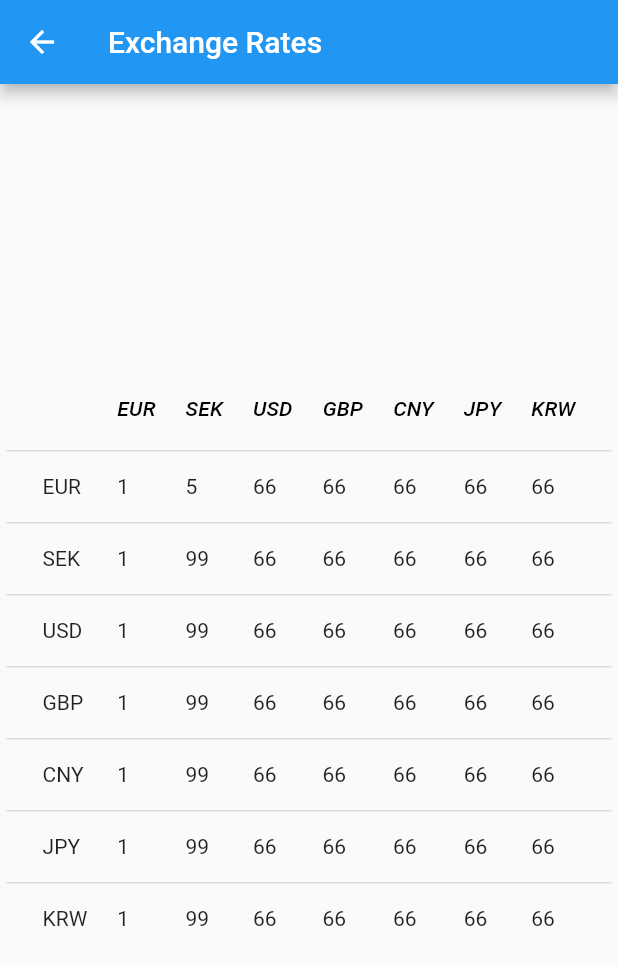
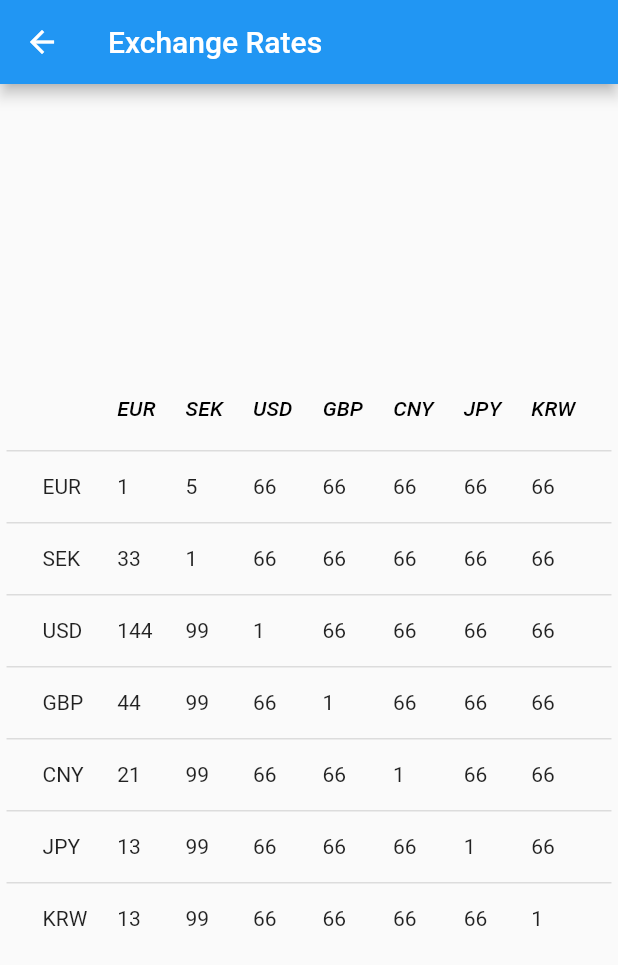
Before and after one commit to LostMikely/CurrencyConverter, a Flutter app: the screen it shows after launch, after a tap on the "table view" icon, on a phone screen of 412 x 824 dp. Shown: the top 965 px of the screen. Run offline on Flutter 3.47's test engine with Material 2 defaults, Android fonts, the phone set to English and light mode, and no system bars.

Commit message:
Table working ish again

```diff
--- a/lib/main.dart
+++ b/lib/main.dart
@@ -150,8 +150,8 @@ class _MainAppPageState extends State<MainAppPage> {
                 DataRow(
                   cells: <DataCell>[
                     DataCell(Text('SEK')),
+                    DataCell(Text('33')),
                     DataCell(Text('1')),
-                    DataCell(Text('99')),
                     DataCell(Text('66')),
                     DataCell(Text('66')),
                     DataCell(Text('66')),
@@ -163,9 +163,9 @@ class _MainAppPageState extends State<MainAppPage> {
                 DataRow(
                   cells: <DataCell>[
                     DataCell(Text('USD')),
+                    DataCell(Text('144')),
+                    DataCell(Text('99')),
                     DataCell(Text('1')),
-                    DataCell(Text('99')),
-                    DataCell(Text('66')),
                     DataCell(Text('66')),
                     DataCell(Text('66')),
                     DataCell(Text('66')),
@@ -176,10 +176,10 @@ class _MainAppPageState extends State<MainAppPage> {
                 DataRow(
                   cells: <DataCell>[
                     DataCell(Text('GBP')),
-                    DataCell(Text('1')),
+                    DataCell(Text('44')),
                     DataCell(Text('99')),
                     DataCell(Text('66')),
-                    DataCell(Text('66')),
+                    DataCell(Text('1')),
                     DataCell(Text('66')),
                     DataCell(Text('66')),
                     DataCell(Text('66')),
@@ -189,11 +189,11 @@ class _MainAppPageState extends State<MainAppPage> {
                 DataRow(
                   cells: <DataCell>[
                     DataCell(Text('CNY')),
-                    DataCell(Text('1')),
+                    DataCell(Text('21')),
                     DataCell(Text('99')),
                     DataCell(Text('66')),
                     DataCell(Text('66')),
-                    DataCell(Text('66')),
+                    DataCell(Text('1')),
                     DataCell(Text('66')),
                     DataCell(Text('66')),
                   ],
@@ -202,12 +202,12 @@ class _MainAppPageState extends State<MainAppPage> {
                 DataRow(
                   cells: <DataCell>[
                     DataCell(Text('JPY')),
-                    DataCell(Text('1')),
+                    DataCell(Text('13')),
                     DataCell(Text('99')),
                     DataCell(Text('66')),
                     DataCell(Text('66')),
                     DataCell(Text('66')),
-                    DataCell(Text('66')),
+                    DataCell(Text('1')),
                     DataCell(Text('66')),
                   ],
                 ),
@@ -215,13 +215,13 @@ class _MainAppPageState extends State<MainAppPage> {
                 DataRow(
                   cells: <DataCell>[
                     DataCell(Text('KRW')),
-                    DataCell(Text('1')),
+                    DataCell(Text('13')),
                     DataCell(Text('99')),
                     DataCell(Text('66')),
                     DataCell(Text('66')),
                     DataCell(Text('66')),
                     DataCell(Text('66')),
-                    DataCell(Text('66')),
+                    DataCell(Text('1')),
                   ],
                 ),
               ],
```
